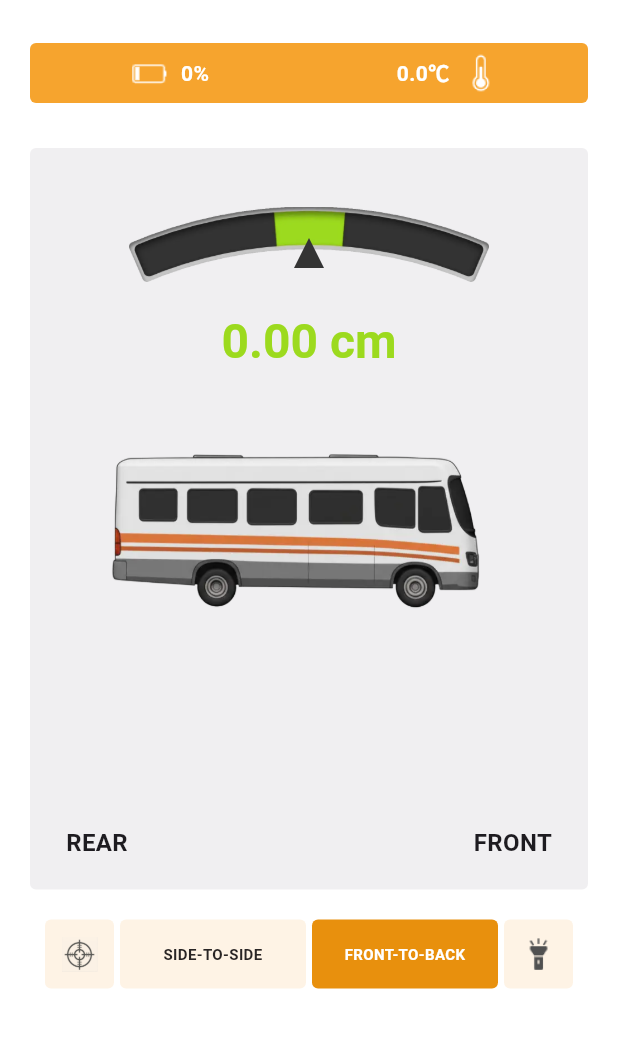
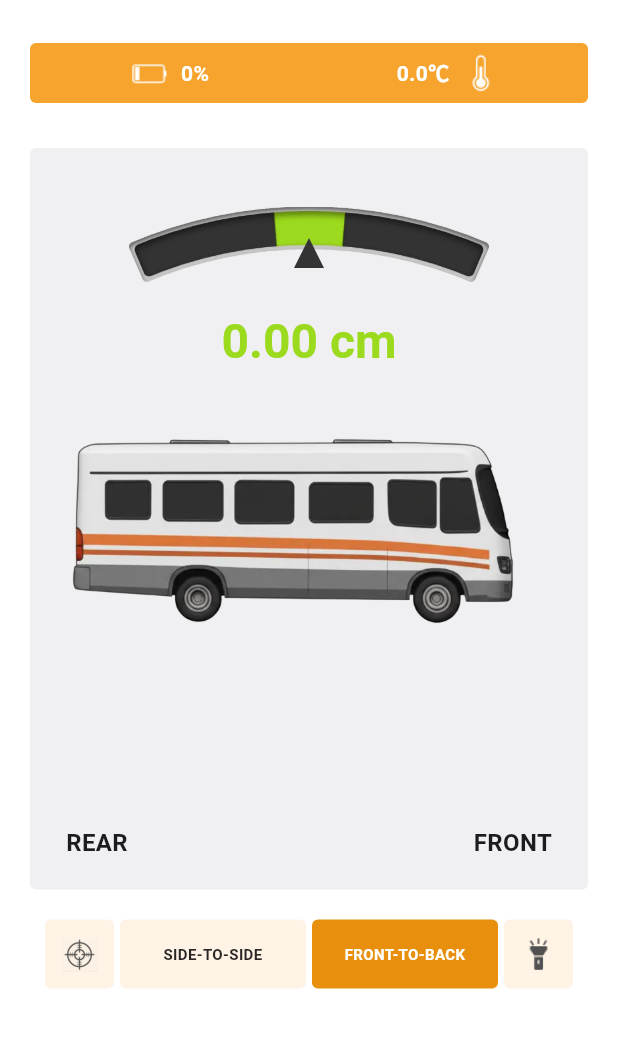
Before and after one commit to dhs964057117/gyrosApp, a Flutter app: the HomeScreen screen opened directly, on a phone screen of 412 x 824 dp, the part 71-1119 px from its top. Run offline on Flutter 3.47's test engine with Material 3 defaults, Android fonts, the phone set to English and light mode, and no system bars; our stand-ins replace flutter_blue_plus, permission_handler, shared_preferences; missing offline and left inert: page_flip, torch_light; accounts and stored records are empty; Roboto replaces fonts that are missing (Arial).

Commit message:
feat: 1、继续调整车的大小

```diff
--- a/lib/widgets/leveling_gauge.dart
+++ b/lib/widgets/leveling_gauge.dart
@@ -82,7 +82,7 @@ class LevelingGauge extends StatelessWidget {
                 duration: const Duration(milliseconds: 300),
                 curve: Curves.easeOutBack,
                 child: FractionallySizedBox(
-                  widthFactor: 1.0, // 80% of width
+                  widthFactor: carType == 2 ? 1.0 : 1.2, // 80% of width
                   child: Image.asset(carImage, fit: BoxFit.contain),
                 ),
               ),
```
